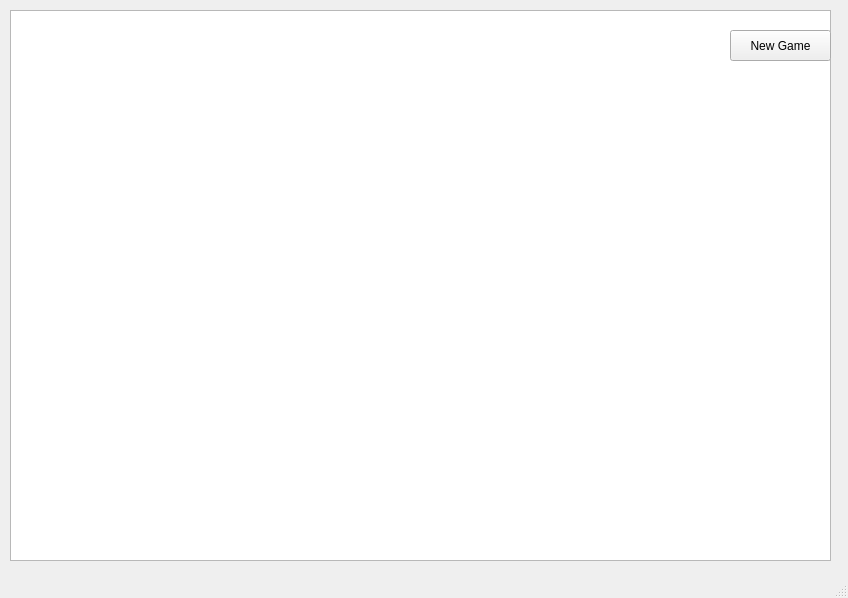
Mikitaaa/Ping-Pong_Qt, file mainwindow.ui: the form before one commit.
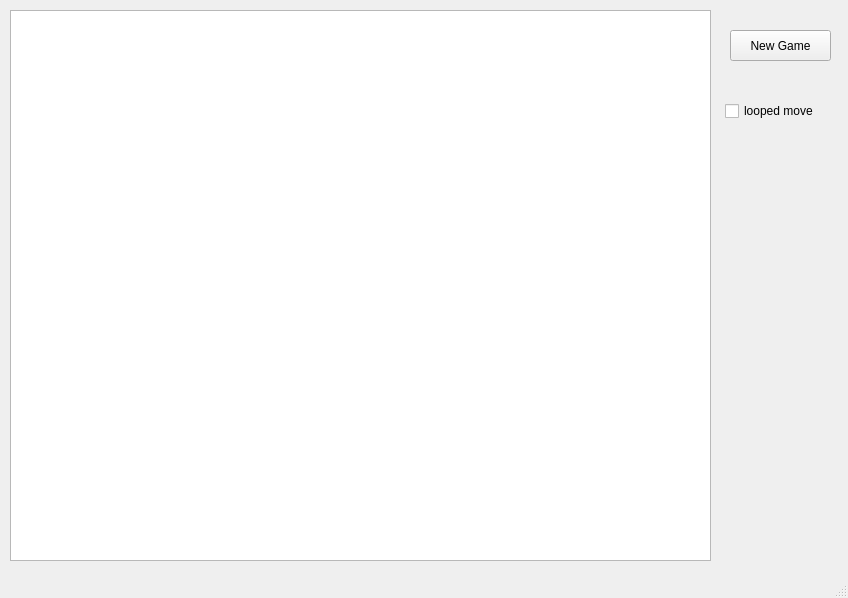
The form after the commit.

Commit message: add two player movement modes

What changed in the file:
```diff
--- a/mainwindow.ui
+++ b/mainwindow.ui
@@ -19,7 +19,7 @@
      <rect>
       <x>10</x>
       <y>10</y>
-      <width>821</width>
+      <width>701</width>
       <height>551</height>
      </rect>
     </property>
@@ -37,6 +37,19 @@
      <string>New Game</string>
     </property>
    </widget>
+   <widget class="QCheckBox" name="movementModeCheckBox">
+    <property name="geometry">
+     <rect>
+      <x>725</x>
+      <y>100</y>
+      <width>101</width>
+      <height>22</height>
+     </rect>
+    </property>
+    <property name="text">
+     <string>looped move</string>
+    </property>
+   </widget>
   </widget>
   <widget class="QMenuBar" name="menubar">
    <property name="geometry">
```
The commit also changes 4 other files.
